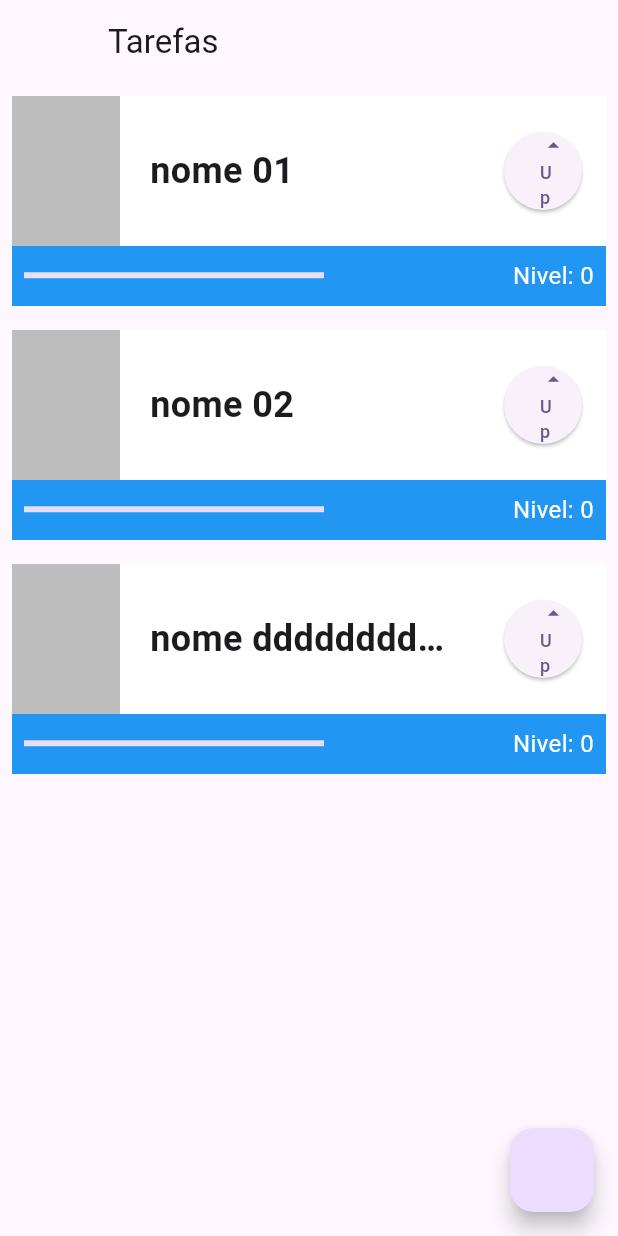
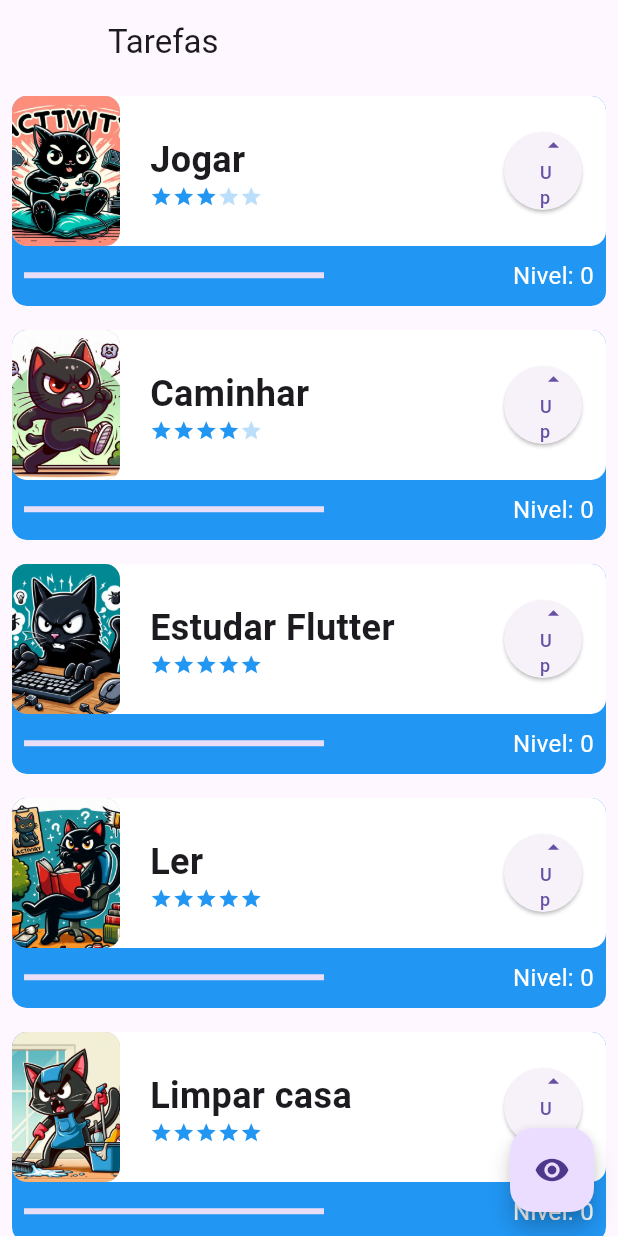
Before and after one commit to LeonardoCamargo31/flutter-alura, a Flutter app: the screen it shows after launch, on a phone screen of 412 x 824 dp. Run offline on Flutter 3.47's test engine with Material 3 defaults, Android fonts, the phone set to English and light mode, and no system bars.

Commit message:
feat: add images

```diff
--- /dev/null
+++ b/lib/components/difficulty.dart
@@ -0,0 +1,23 @@
+import 'package:flutter/material.dart';
+
+class Difficulty extends StatelessWidget {
+  const Difficulty({
+    super.key,
+    required this.difficultyLevel,
+  });
+
+  final int difficultyLevel;
+
+  @override
+  Widget build(BuildContext context) {
+    return Row(
+      children: [
+        Icon(Icons.star, size: 15, color: (difficultyLevel >= 1) ? Colors.blue : Colors.blue[100]),
+        Icon(Icons.star, size: 15, color: (difficultyLevel >= 2) ? Colors.blue : Colors.blue[100]),
+        Icon(Icons.star, size: 15, color: (difficultyLevel >= 3) ? Colors.blue : Colors.blue[100]),
+        Icon(Icons.star, size: 15, color: (difficultyLevel >= 4) ? Colors.blue : Colors.blue[100]),
+        Icon(Icons.star, size: 15, color: (difficultyLevel == 5) ? Colors.blue : Colors.blue[100]),
+      ],
+    );
+  }
+}
--- /dev/null
+++ b/lib/components/task.dart
@@ -0,0 +1,137 @@
+import 'package:flutter/material.dart';
+import 'package:flutter_alura/components/difficulty.dart';
+
+class Task extends StatefulWidget {
+  final String name;
+  final String image;
+  final int difficultyLevel;
+
+  const Task(
+    this.name,
+    this.image,
+    this.difficultyLevel,
+    {super.key}
+  );
+
+  @override
+  State<Task> createState() => _TaskState();
+}
+
+class _TaskState extends State<Task> {
+  int nivel = 0;
+
+  void aumentarNivel() {
+    setState(() {
+      nivel++;
+    });
+  }
+
+  @override
+  Widget build(BuildContext context) {
+    return Container(
+      padding: const EdgeInsets.all(8.0),
+      child: Stack(
+        children: [
+          Container(
+            height: 140,
+            decoration: BoxDecoration(
+              borderRadius: BorderRadius.circular(10),
+              color: Colors.blue,
+            ),
+          ),
+          Column(
+            children: [
+              Container(
+                decoration: BoxDecoration(
+                  borderRadius: BorderRadius.circular(10),
+                  color: Colors.white,
+                ),
+                height: 100,
+                child: Row(
+                  mainAxisAlignment: MainAxisAlignment.spaceBetween,
+                  children: [
+                    Container(
+                      decoration: BoxDecoration(
+                        borderRadius: BorderRadius.circular(10),
+                        color: Colors.black26,
+                      ),
+                      width: 72,
+                      height: 100,
+                      child: ClipRRect(
+                        borderRadius: BorderRadius.circular(10),
+                        child: Image.asset(
+                          widget.image,
+                          fit: BoxFit.cover,
+                        ),
+                      ),
+                    ),
+                    Column(
+                      mainAxisAlignment: MainAxisAlignment.center,
+                      crossAxisAlignment: CrossAxisAlignment.start,
+                      children: [
+                        SizedBox(
+                          width: 200,
+                          child: Text(
+                            widget.name,
+                            style: TextStyle(
+                              fontSize: 24,
+                              fontWeight: FontWeight.bold,
+                              overflow: TextOverflow.ellipsis,
+                            ),
+                          ),
+                        ),
+                        Difficulty(difficultyLevel: widget.difficultyLevel),
+                      ],
+                    ),
+                    Padding(
+                      padding: const EdgeInsets.all(16.0),
+                      child: SizedBox(
+                        width: 52,
+                        height: 52,
+                        child: ElevatedButton(
+                          onPressed: () {
+                            aumentarNivel();
+                          },
+                          child: Column(
+                            mainAxisSize: MainAxisSize.min,
+                            children: [
+                              Icon(Icons.arrow_drop_up),
+                              Text('Up', style: TextStyle(fontSize: 12),)
+                            ],
+                          )
+                        ),
+                      )
+                    )
+                  ],
+                ),
+              ),
+              Row(
+                mainAxisAlignment: MainAxisAlignment.spaceBetween,
+                children: [
+                  Padding(
+                    padding: const EdgeInsets.all(8.0),
+                    child: SizedBox(
+                      width: 200,
+                      child: LinearProgressIndicator(
+                        color: Colors.white,
+                        value: (widget.difficultyLevel > 0) ?
+                          (nivel/widget.difficultyLevel) / 10 : 1 ,
+                      )
+                    ),
+                  ),
+                  Padding(
+                    padding: const EdgeInsets.all(8.0),
+                    child: Text(
+                    "Nivel: $nivel",
+                    style:  TextStyle(color:Colors.white,fontSize: 16),
+                    ),
+                  )
+                ],
+              ),
+            ],
+          ),
+        ],
+      ),
+    );
+  }
+}
--- a/lib/main.dart
+++ b/lib/main.dart
@@ -1,4 +1,5 @@
 import 'package:flutter/material.dart';
+import 'package:flutter_alura/pages/initial_screen.dart';
 
 void main() {
   runApp(const MyApp());
@@ -7,148 +8,14 @@ void main() {
 class MyApp extends StatelessWidget {
   const MyApp({super.key});
 
-  // This widget is the root of your application.
   @override
   Widget build(BuildContext context) {
     return MaterialApp(
       title: 'Flutter Demo',
       theme: ThemeData(
-        // This is the theme of your application.
-        //
-        // TRY THIS: Try running your application with "flutter run". You'll see
-        // the application has a purple toolbar. Then, without quitting the app,
-        // try changing the seedColor in the colorScheme below to Colors.green
-        // and then invoke "hot reload" (save your changes or press the "hot
-        // reload" button in a Flutter-supported IDE, or press "r" if you used
-        // the command line to start the app).
-        //
-        // Notice that the counter didn't reset back to zero; the application
-        // state is not lost during the reload. To reset the state, use hot
-        // restart instead.
-        //
-        // This works for code too, not just values: Most code changes can be
-        // tested with just a hot reload.
-        colorScheme: ColorScheme.fromSeed(seedColor: Colors.deepPurple),
+        primarySwatch: Colors.blue,
       ),
-      home: Scaffold(
-        appBar: AppBar(
-          leading: Container(),
-          title: const Text('Tarefas'),
-        ),
-        body: ListView(
-          children: [
-            Task("nome 01"),
-            Task("nome 02"),
-            Task(
-                "nome ddddddddddddddddddddddddddddddddddddddddddddddddddddddddddddd 03"),
-          ],
-        ),
-        floatingActionButton: FloatingActionButton(onPressed: () {}),
-      ),
+      home: InitialScreen(),
     );
   }
 }
-
-class Task extends StatefulWidget {
-  final String name;
-  const Task(this.name, {super.key});
-
-  @override
-  State<Task> createState() => _TaskState();
-}
-
-class _TaskState extends State<Task> {
-  int nivel = 0;
-
-  void aumentarNivel() {
-    setState(() {
-      nivel++;
-    });
-  }
-
-  @override
-  Widget build(BuildContext context) {
-    return Container(
-      padding: const EdgeInsets.all(8.0),
-      child: Stack(
-        children: [
-          Container(
-            color: Colors.blue,
-            height: 140,
-          ),
-          Column(
-            children: [
-              Container(
-                color: Colors.white,
-                height: 100,
-                child: Row(
-                  mainAxisAlignment: MainAxisAlignment.spaceBetween,
-                  children: [
-                    Container(
-                      color: Colors.black26,
-                      width: 72,
-                      height: 100,
-                    ),
-                    Container(
-                      width: 200,
-                      child: Text(
-                        widget.name,
-                        style: TextStyle(
-                          fontSize: 24,
-                          fontWeight: FontWeight.bold,
-                          overflow: TextOverflow.ellipsis,
-                        ),
-                      ),
-                    ),
-                    Padding(
-                        padding: const EdgeInsets.all(16.0),
-                        child: Container(
-                        width: 52,
-                        height: 52,
-                        child: ElevatedButton(
-                          onPressed: () {
-                            aumentarNivel();
-                          },
-                          child: Column(
-                            mainAxisAlignment: MainAxisAlignment.spaceEvenly,
-                            crossAxisAlignment: CrossAxisAlignment.end,
-                            children: [
-                              Icon(Icons.arrow_drop_up),
-                              Text('Up', style: TextStyle(fontSize: 12),)
-                            ],
-                          )
-                        ),
-                      )
-                    )
-                  ],
-                ),
-              ),
-              Row(
-                mainAxisAlignment: MainAxisAlignment.spaceBetween,
-                children: [
-                  Padding(
-                    padding: const EdgeInsets.all(8.0),
-                    child: Container(
-                      width: 200,
-                      child: LinearProgressIndicator(
-                        color: Colors.white,
-                        value: nivel / 10,
-                      )
-                    ),
-                  ),
-                  Padding(
-                    padding: const EdgeInsets.all(8.0),
-                    child: Text(
-                    "Nivel: $nivel",
-                    style:  TextStyle(color:Colors.white,fontSize: 16),
-                    ),
-                  )
-                ],
-              ),
-            ],
-          ),
-        ],
-      ),
-    );
-  }
-}
--- /dev/null
+++ b/lib/pages/initial_screen.dart
@@ -0,0 +1,44 @@
+import 'package:flutter/material.dart';
+import 'package:flutter_alura/components/task.dart';
+
+class InitialScreen extends StatefulWidget {
+  const InitialScreen({super.key});
+
+  @override
+  State<InitialScreen> createState() => _InitialScreenState();
+}
+
+class _InitialScreenState extends State<InitialScreen> {
+  bool isVisible = true;
+
+  @override
+  Widget build(BuildContext context) {
+    return Scaffold(
+      appBar: AppBar(
+        leading: Container(),
+        title: const Text('Tarefas'),
+      ),
+      body: AnimatedOpacity(
+        opacity: isVisible ? 1 : 0,
+        duration: const Duration(microseconds: 1000),
+        child: ListView(
+          children: [
+            Task("Jogar", 'assets/imagens/cat1.jpeg', 3),
+            Task("Caminhar", 'assets/imagens/cat2.jpeg', 4),
+            Task("Estudar Flutter", 'assets/imagens/cat3.jpeg', 5),
+            Task("Ler",'assets/imagens/cat4.jpeg', 5),
+            Task("Limpar casa", 'assets/imagens/cat5.jpeg', 5),
+            Task("Jogar", 'assets/imagens/cat1.jpeg', 5),
+            SizedBox(height: 80),
+          ],
+        ),
+      ),
+      floatingActionButton: FloatingActionButton(onPressed: () {
+        setState(() {
+          isVisible = !isVisible;
+        });
+      },
+      child: Icon(Icons.remove_red_eye_sharp)),
+    );
+  }
+}
```
Also changed, not shown: lib/textfield.dart (deleted, +0 -103 lines), pubspec.yaml (+2 -7 lines), assets/imagens/cat1.jpeg (added), assets/imagens/cat2.jpeg (added), assets/imagens/cat3.jpeg (added), assets/imagens/cat4.jpeg (added), assets/imagens/cat5.jpeg (added), lib/first_page.dart (deleted), pubspec.lock.
